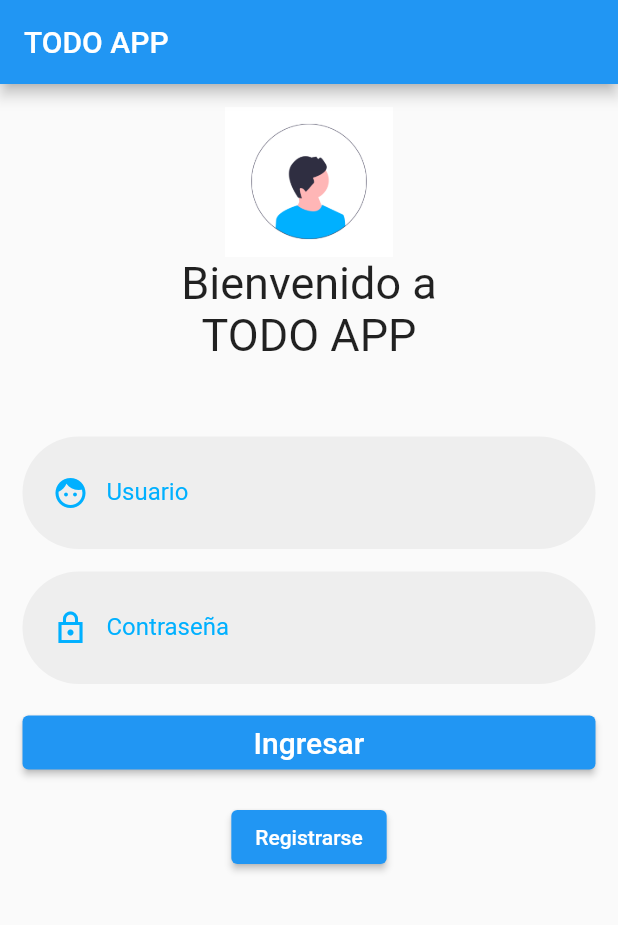
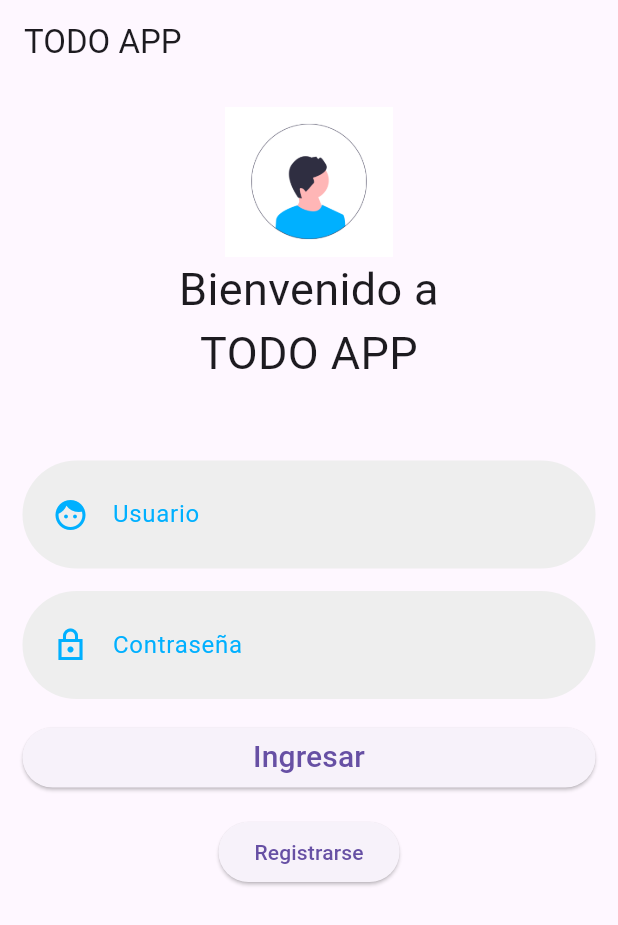
Before and after one commit to AleFlores15/Flutter-To-Do-List, a Flutter app: the screen it shows after launch, on a phone screen of 412 x 824 dp. Shown: the top 925 px of the screen. Run offline on Flutter 3.47's test engine with Material 2 defaults, Android fonts, the phone set to English and light mode, and no system bars; our stand-ins replace flutter_datetime_picker.

Commit message:
finish him xd

```diff
--- a/lib/main.dart
+++ b/lib/main.dart
@@ -11,7 +11,7 @@ class MyApp extends StatelessWidget {
   Widget build(BuildContext context) {
     return MaterialApp(
       theme: ThemeData(
-        primaryColor: Color(0Xff00B0FF),
+        primaryColor: Color(0Xff00B0FF), useMaterial3: true
       ),
       home: LoginScreen(),
 
--- a/lib/screens/tareas.dart
+++ b/lib/screens/tareas.dart
@@ -64,6 +64,7 @@ class _TareasState extends State<Tareas> {
         ),
       );
       temp.add(item);
+
     }
 
     return temp;
```
